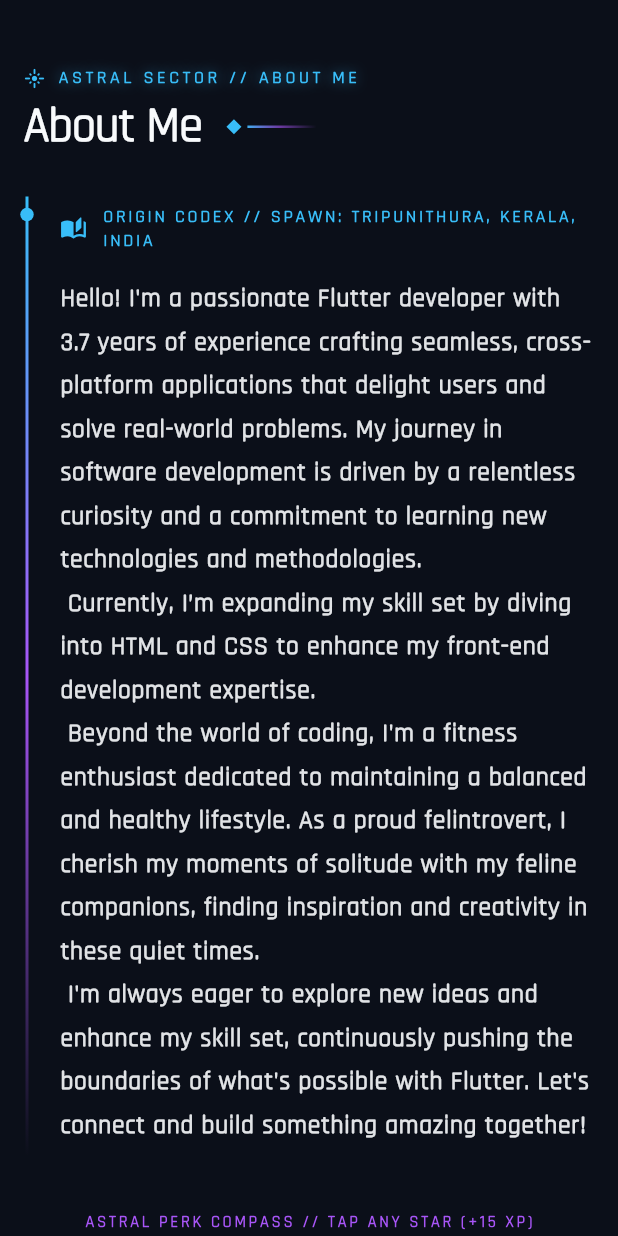
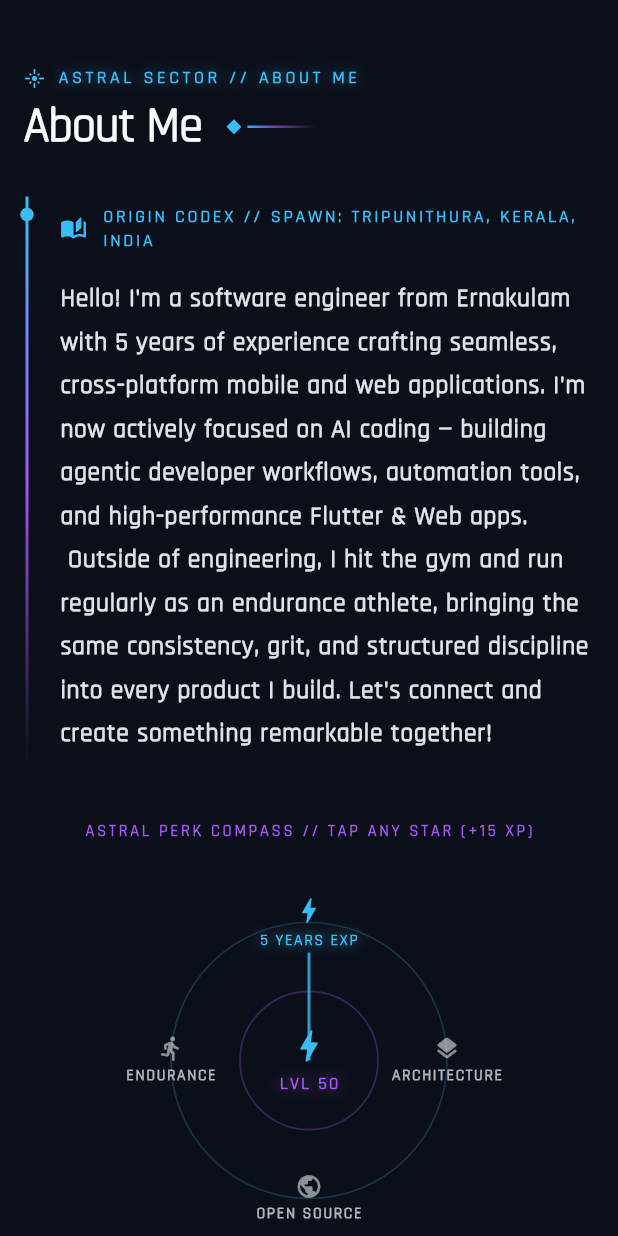
Before and after one commit to sivaprasadnk/portfolio_webapp, a Flutter app: the AboutMeScreen widget shown alone on an empty page, opened directly, on a phone screen of 412 x 824 dp. Run offline on Flutter 3.47's test engine with Material 3 defaults, Android fonts, the phone set to English and light mode, and no system bars; drawn by our look-alikes of auto_size_text; our stand-ins replace animate_do, avatar_glow, bloc, dartz, equatable, flutter_bloc and 8 more; missing offline and left inert: animated_icon, dart:js_interop, dart:ui_web, gal, in_app_update, mobile_scanner and 2 more; network calls fail; project files that could hold a hidden picture were left out.

Commit message:
Update portfolio details: 5 years experience, AI coding, endurance athlete & Ernakulam

```diff
--- a/lib/data/constants.dart
+++ b/lib/data/constants.dart
@@ -176,10 +176,8 @@ List<ExperienceDetailsModel> expDetailsList = [
 
 AboutMeDetailsModel aboutMeDetailsContent = AboutMeDetailsModel(
   content: """
- Hello! I'm a passionate Flutter developer with 3.7 years of experience crafting seamless, cross-platform applications that delight users and solve real-world problems. My journey in software development is driven by a relentless curiosity and a commitment to learning new technologies and methodologies.
- Currently, I’m expanding my skill set by diving into HTML and CSS to enhance my front-end development expertise.
- Beyond the world of coding, I'm a fitness enthusiast dedicated to maintaining a balanced and healthy lifestyle. As a proud felintrovert, I cherish my moments of solitude with my feline companions, finding inspiration and creativity in these quiet times.
- I'm always eager to explore new ideas and enhance my skill set, continuously pushing the boundaries of what's possible with Flutter. Let's connect and build something amazing together!""",
+ Hello! I'm a software engineer from Ernakulam with 5 years of experience crafting seamless, cross-platform mobile and web applications. I'm now actively focused on AI coding — building agentic developer workflows, automation tools, and high-performance Flutter & Web apps.
+ Outside of engineering, I hit the gym and run regularly as an endurance athlete, bringing the same consistency, grit, and structured discipline into every product I build. Let's connect and create something remarkable together!""",
 );
 
 List<SkillDetailsModel> skillsList = [
--- a/lib/data/repository/repository_impl.dart
+++ b/lib/data/repository/repository_impl.dart
@@ -66,11 +66,7 @@ class RepositoryImpl implements Repository {
 
   @override
   Future<AboutMeDetails> getAboutMe() async {
-    final result = await locator<RemoteDataSourceImpl>().getAboutMe();
-    return result.fold(
-      (data) => data,
-      (_) => locator<LocalDataSourceImpl>().getAboutMe(),
-    );
+    return locator<LocalDataSourceImpl>().getAboutMe();
   }
 
   @override
--- a/lib/views/screens/about_me/about_me_screen.dart
+++ b/lib/views/screens/about_me/about_me_screen.dart
@@ -27,10 +27,10 @@ class _AboutMeScreenState extends State<AboutMeScreen>
   static const _perks = [
     (
       Icons.bolt_rounded,
-      '3.7+ Years',
-      'Cross-Platform Flutter',
-      'LVL 37',
-      'Engineered production-grade Android, iOS, and Web applications with high-frame-rate custom rendering and responsive spatial layouts.',
+      '5 Years Exp',
+      'AI Coding & Flutter',
+      'LVL 50',
+      '5 years engineering production Android, iOS, and Web apps, now actively focused on AI-assisted coding and intelligent tools.',
     ),
     (
       Icons.layers_rounded,
@@ -47,11 +47,11 @@ class _AboutMeScreenState extends State<AboutMeScreen>
       'Published reusable Flutter packages on pub.dev and crafted developer tooling and themes for the global community.',
     ),
     (
-      Icons.fitness_center_rounded,
-      'Lifestyle',
-      'Fitness & Felintrovert',
+      Icons.directions_run_rounded,
+      'Endurance',
+      'Gym & Regular Running',
       '99 STA',
-      'Fueled by discipline, strength training, and creative problem-solving alongside feline companions.',
+      'Endurance athlete training consistently in the gym and running regularly with discipline from Ernakulam.',
     ),
   ];
 
--- a/lib/views/screens/christmas/christmas_portfolio_screen.dart
+++ b/lib/views/screens/christmas/christmas_portfolio_screen.dart
@@ -673,7 +673,7 @@ class _ChristmasPortfolioScreenState extends State<ChristmasPortfolioScreen>
         ),
         const SizedBox(height: 10),
         Text(
-          'Senior Software Engineer  •  Flutter, Cross-Platform & Interactive 3D Web',
+          'Senior Software Engineer (5 Years)  •  AI Coding, Flutter & Interactive 3D Web',
           style: context.bodyLarge.copyWith(
             fontSize: isMobile ? 15.5 : 18.5,
             fontWeight: FontWeight.w700,
@@ -761,7 +761,7 @@ class _ChristmasPortfolioScreenState extends State<ChristmasPortfolioScreen>
           ),
           const SizedBox(height: 14),
           Text(
-            'Malappuram, Kerala • India',
+            'Ernakulam, Kerala • India',
             textAlign: TextAlign.center,
             style: context.bodySmall.copyWith(
               color: secondaryText,
@@ -870,23 +870,23 @@ class _ChristmasPortfolioScreenState extends State<ChristmasPortfolioScreen>
               runSpacing: 12,
               children: [
                 _CabinHighlightCard(
-                  icon: Icons.layers_rounded,
-                  title: 'Clean Architecture',
-                  subtitle: 'BLoC, SOLID, Domain-Driven Mobile Systems',
+                  icon: Icons.auto_awesome_rounded,
+                  title: 'AI Coding & Architecture',
+                  subtitle: '5 Years Experience • Agentic AI Workflows & Clean BLoC Systems',
                   dayFactor: dayFactor,
                   accent: goldAccent,
                 ),
                 _CabinHighlightCard(
                   icon: Icons.devices_rounded,
                   title: 'Multi-Platform Craft',
-                  subtitle: 'Flutter Android, iOS, macOS & WebAssembly',
+                  subtitle: 'Flutter Android, iOS, macOS, WebAssembly & 3D Web',
                   dayFactor: dayFactor,
                   accent: ChristmasThemeConfig.accentIce(dayFactor),
                 ),
                 _CabinHighlightCard(
-                  icon: Icons.view_in_ar_rounded,
-                  title: 'Interactive Experiences',
-                  subtitle: 'Three.js Worlds, Canvas Shaders & Micro-Interactions',
+                  icon: Icons.directions_run_rounded,
+                  title: 'Endurance Athlete',
+                  subtitle: 'Regular Gym Training, Distance Running & Daily Discipline',
                   dayFactor: dayFactor,
                   accent: goldAccent,
                 ),
--- a/lib/views/screens/home/grid/interactive_grid_home_screen.dart
+++ b/lib/views/screens/home/grid/interactive_grid_home_screen.dart
@@ -1331,8 +1331,8 @@ class _InteractiveGridHomeScreenState extends State<InteractiveGridHomeScreen>
             children: [
               Expanded(
                 child: _StatMiniBlock(
-                  value: '3.7+ YRS',
-                  caption: 'FLUTTER EXP',
+                  value: '5 YRS',
+                  caption: 'AI & FLUTTER',
                   color: accent,
                 ),
               ),
--- a/lib/views/screens/racing/racing_hologram_overlay.dart
+++ b/lib/views/screens/racing/racing_hologram_overlay.dart
@@ -68,9 +68,9 @@ class _DestinationHologramOverlayState extends State<DestinationHologramOverlay>
 
   static const _traits = [
     (
-      '3.7+ Yrs Flutter',
-      'LVL 37',
-      'Architected cross-platform Android, iOS & Web apps at 60fps with custom Canvas engines & BLoC.',
+      '5 Yrs • AI & Flutter',
+      'LVL 50',
+      '5 years engineering cross-platform Android, iOS & Web apps at 60fps — now actively building with AI coding.',
     ),
     (
       'Clean Arch & BLoC',
@@ -523,7 +523,7 @@ class _DestinationHologramOverlayState extends State<DestinationHologramOverlay>
                     ),
                   ),
                   Text(
-                    'Senior Flutter Architect • Tripunithura, Kerala',
+                    'Senior Flutter Architect • Ernakulam, Kerala',
                     style: context.bodySmall.copyWith(
                       fontSize: 12.5,
                       color: holoCyan,
@@ -532,7 +532,7 @@ class _DestinationHologramOverlayState extends State<DestinationHologramOverlay>
                   ),
                   const SizedBox(height: 4),
                   Text(
-                    '3.7+ yrs crafting high-FPS Flutter apps, Clean Architecture, BLoC & 2D/3D web canvases.',
+                    '5 yrs crafting high-FPS Flutter apps, AI coding workflows, Clean Architecture & 3D web canvases.',
                     style: context.bodySmall.copyWith(
                       fontSize: 12,
                       color: Colors.white.withValues(alpha: 0.85),
@@ -584,7 +584,7 @@ class _DestinationHologramOverlayState extends State<DestinationHologramOverlay>
     return BlocBuilder<AboutMeBloc, AboutMeState>(
       builder: (context, state) {
         final bio = state.content.trim().isEmpty
-            ? 'Passionate Flutter developer with 3.7+ years of experience crafting seamless cross-platform applications.'
+            ? 'Software engineer from Ernakulam with 5 years of experience, actively focused on AI coding, gym training & endurance running.'
             : state.content.trim();
         final trait = _traits[_selectedTraitIdx];
 
--- a/lib/views/screens/racing/racing_models.dart
+++ b/lib/views/screens/racing/racing_models.dart
@@ -616,7 +616,7 @@ class RaceSectorMeta {
       shortLabel: 'BIO',
       destinationLabel: 'ABOUT ME',
       title: 'ORIGIN CHICANE // DRIVER BIO',
-      subtitle: '3.7+ Yrs Flutter • Clean Architecture • Fitness & Perks',
+      subtitle: '5 Yrs • AI Coding & Flutter • Endurance Athlete',
       startSegment: 120,
       endSegment: 239,
       checkpointSegment: 125,
@@ -1054,9 +1054,9 @@ class CircuitBuilder {
     // --- SECTOR 02: BIO / ORIGIN CHICANE BILLBOARDS ---
     const bioSpecs = [
       BillboardSpec(
-        tag: 'PERK 01 // LVL 37',
-        title: '3.7+ YRS FLUTTER',
-        subtitle: 'HIGH-FPS CROSS-PLATFORM UI',
+        tag: 'PERK 01 // LVL 50',
+        title: '5 YRS AI & FLUTTER',
+        subtitle: 'AI CODING • CROSS-PLATFORM UI',
         showDriverPhoto: true,
       ),
       BillboardSpec(
@@ -1072,8 +1072,8 @@ class CircuitBuilder {
       ),
       BillboardSpec(
         tag: 'PERK 04 // 99 STA',
-        title: 'FITNESS & CATS',
-        subtitle: 'DISCIPLINE & FELINTROVERT',
+        title: 'ENDURANCE ATHLETE',
+        subtitle: 'GYM & REGULAR RUNNING',
         useSecondaryAccent: true,
       ),
     ];
--- a/lib/views/screens/racing/racing_pit_dossier.dart
+++ b/lib/views/screens/racing/racing_pit_dossier.dart
@@ -390,14 +390,14 @@ class SectorWindshieldHud extends StatelessWidget {
     switch (screen) {
       case Screen.home:
         return Text(
-          'Flutter Architect (3.7+ Yrs) • Tripunithura, Kerala • 98% Dart',
+          'AI & Flutter Architect (5 Yrs) • Ernakulam, Kerala • 98% Dart',
           maxLines: 1,
           overflow: TextOverflow.ellipsis,
           style: textStyle,
         );
       case Screen.aboutMe:
         return Text(
-          'Clean Arch & BLoC • Pub.dev Author • Fitness & Felintrovert',
+          'AI Coding & Clean Arch • Gym & Regular Running • Endurance Athlete',
           maxLines: 1,
           overflow: TextOverflow.ellipsis,
           style: textStyle,
@@ -555,10 +555,10 @@ class _PitStopDossierDialogState extends State<_PitStopDossierDialog> {
   static const _perks = [
     (
       Icons.bolt_rounded,
-      '3.7+ Years',
-      'Cross-Platform Flutter',
-      'LVL 37',
-      'Engineered production-grade Android, iOS, and Web applications with 60fps custom canvas rendering and adaptive spatial layouts.',
+      '5 Years Exp',
+      'AI Coding & Flutter',
+      'LVL 50',
+      '5 years engineering production Android, iOS, and Web apps, now actively focused on AI coding and 3D interactive web.',
     ),
     (
       Icons.layers_rounded,
@@ -575,11 +575,11 @@ class _PitStopDossierDialogState extends State<_PitStopDossierDialog> {
       'Published reusable Flutter packages on pub.dev and crafted developer tooling and themes for the global community.',
     ),
     (
-      Icons.fitness_center_rounded,
-      'Lifestyle',
-      'Fitness & Felintrovert',
+      Icons.directions_run_rounded,
+      'Endurance',
+      'Gym & Regular Running',
       '99 STA',
-      'Fueled by discipline, strength training, and creative problem-solving alongside feline companions.',
+      'Endurance athlete from Ernakulam training in the gym and running regularly with structured daily discipline.',
     ),
   ];
 
@@ -1042,7 +1042,7 @@ class _PitStopDossierDialogState extends State<_PitStopDossierDialog> {
     return BlocBuilder<AboutMeBloc, AboutMeState>(
       builder: (context, state) {
         final bio = state.content.trim().isEmpty
-            ? 'Passionate Flutter developer with 3.7+ years of experience crafting seamless, cross-platform applications that delight users and solve real-world problems.'
+            ? 'Software engineer from Ernakulam with 5 years of experience, actively focused on AI coding, gym training, and regular endurance running.'
             : state.content.trim();
         final activePerk = _perks[_selectedPerkIdx];
 
--- a/lib/views/screens/solar/solar_models.dart
+++ b/lib/views/screens/solar/solar_models.dart
@@ -169,14 +169,14 @@ class SolarSystemBuilder {
       const SolarMoonData(
         id: 'about_architect',
         parentPlanetId: 'about',
-        title: 'Flutter Architect',
-        subtitle: 'Core Craft',
-        badge: '3.7+ YRS',
+        title: 'AI & Flutter Architect',
+        subtitle: '5 Years Experience',
+        badge: '5+ YRS',
         descriptionLines: [
-          'Designing scalable Clean Architecture & BLoC Flutter apps across mobile and WebAssembly.',
-          'Led end-to-end delivery for production apps and cross-platform developer tools.',
+          '5 years building scalable Clean Architecture & BLoC Flutter apps, now actively focused on AI coding.',
+          'Led end-to-end delivery for production mobile apps, AI tools, and cross-platform web builds.',
         ],
-        tags: ['Flutter', 'Dart', 'BLoC', 'Clean Arch'],
+        tags: ['AI Coding', 'Flutter', 'Dart', 'Clean Arch'],
         color: aboutColor,
         orbitRadius: 3.6,
         orbitSpeed: 0.72,
@@ -187,13 +187,13 @@ class SolarSystemBuilder {
       const SolarMoonData(
         id: 'about_fitness',
         parentPlanetId: 'about',
-        title: 'Fitness Enthusiast',
-        subtitle: 'Daily Discipline',
+        title: 'Endurance Athlete',
+        subtitle: 'Gym & Running',
         badge: 'STAMINA',
         descriptionLines: [
-          'Dedicated to strength training, balanced nutrition, and sustainable daily energy.',
+          'Endurance athlete dedicated to regular gym training, consistent distance running, and daily discipline.',
         ],
-        tags: ['Consistency', 'Mindset', 'Endurance'],
+        tags: ['Gym', 'Running', 'Endurance'],
         color: Color(0xFF34D399),
         orbitRadius: 4.5,
         orbitSpeed: 0.54,
@@ -202,15 +202,15 @@ class SolarSystemBuilder {
         radius: 0.50,
       ),
       const SolarMoonData(
-        id: 'about_felintrovert',
+        id: 'about_ai_focus',
         parentPlanetId: 'about',
-        title: 'Felintrovert',
-        subtitle: 'Creative Quietude',
-        badge: 'CAT LOVER',
+        title: 'AI Engineering',
+        subtitle: 'Agentic Workflows',
+        badge: 'AI CODING',
         descriptionLines: [
-          'Proud felintrovert finding focus and creative calm alongside feline companions.',
+          'Actively exploring AI coding, intelligent automation, and modern developer tooling.',
         ],
-        tags: ['Cats', 'Deep Work', 'Curiosity'],
+        tags: ['AI Coding', 'Automation', 'Deep Work'],
         color: Color(0xFFF472B6),
         orbitRadius: 5.4,
         orbitSpeed: 0.42,
@@ -221,14 +221,14 @@ class SolarSystemBuilder {
       SolarMoonData(
         id: 'about_kerala',
         parentPlanetId: 'about',
-        title: 'Kerala Base',
+        title: 'Ernakulam Base',
         subtitle: 'Home Coordinates',
         badge: 'INDIA',
         descriptionLines: [
           'Based in Tripunithura, Ernakulam, Kerala — building for teams worldwide.',
           bioText,
         ],
-        tags: ['Tripunithura', 'Remote Ready', 'IST'],
+        tags: ['Ernakulam', 'Remote Ready', 'IST'],
         color: aboutSec,
         orbitRadius: 6.3,
         orbitSpeed: 0.34,
```
Also changed, not shown: 1 other file.
